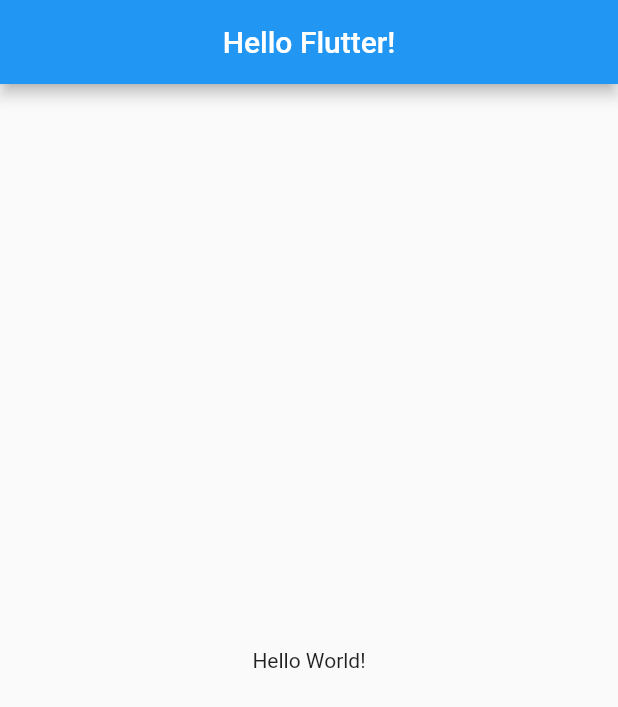
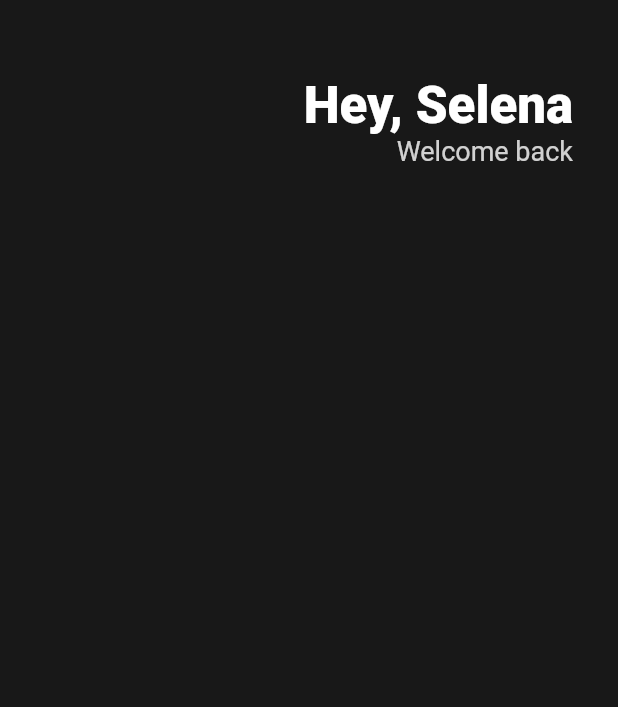
Before and after one commit to pwh9882/flutter_learning_clone_coding_toonflix, a Flutter app: the screen it shows after launch, on a phone screen of 412 x 824 dp. Shown: the top 707 px of the screen. Run offline on Flutter 3.47's test engine with Material 2 defaults, Android fonts, the phone set to English and light mode, and no system bars.

Commit message:
header practice

```diff
--- a/lib/main.dart
+++ b/lib/main.dart
@@ -9,13 +9,39 @@ class App extends StatelessWidget{
   Widget build(BuildContext context) {
     return MaterialApp(
       home: Scaffold(
-        appBar: AppBar(
-          centerTitle: true,
-          title: const Text("Hello Flutter!"),
-        ),
-        body: const Center(
-          child: Text("Hello World!"),
-        ),
+        backgroundColor: Color(0xFF181818),
+        body: Padding(
+          padding: EdgeInsets.symmetric(horizontal: 30),
+          child: Column(
+            children: [
+              const SizedBox(
+                height: 50,
+              ),
+              Row(
+                mainAxisAlignment: MainAxisAlignment.end,
+                children: [
+                  Column(
+                    crossAxisAlignment: CrossAxisAlignment.end,
+                    children:  [
+                      const Text("Hey, Selena",
+                        style: TextStyle(
+                            color: Colors.white,
+                            fontSize: 34,
+                            fontWeight: FontWeight.w800
+                        ),
+                      ),
+                      Text("Welcome back",
+                        style: TextStyle(
+                          color: Colors.white.withOpacity(0.8),
+                          fontSize: 18,
+                        ),
+                      ),
+                    ],),
+                ],
+              ),
+            ],
+          ),
+        )
       ),
     );
   }
```
